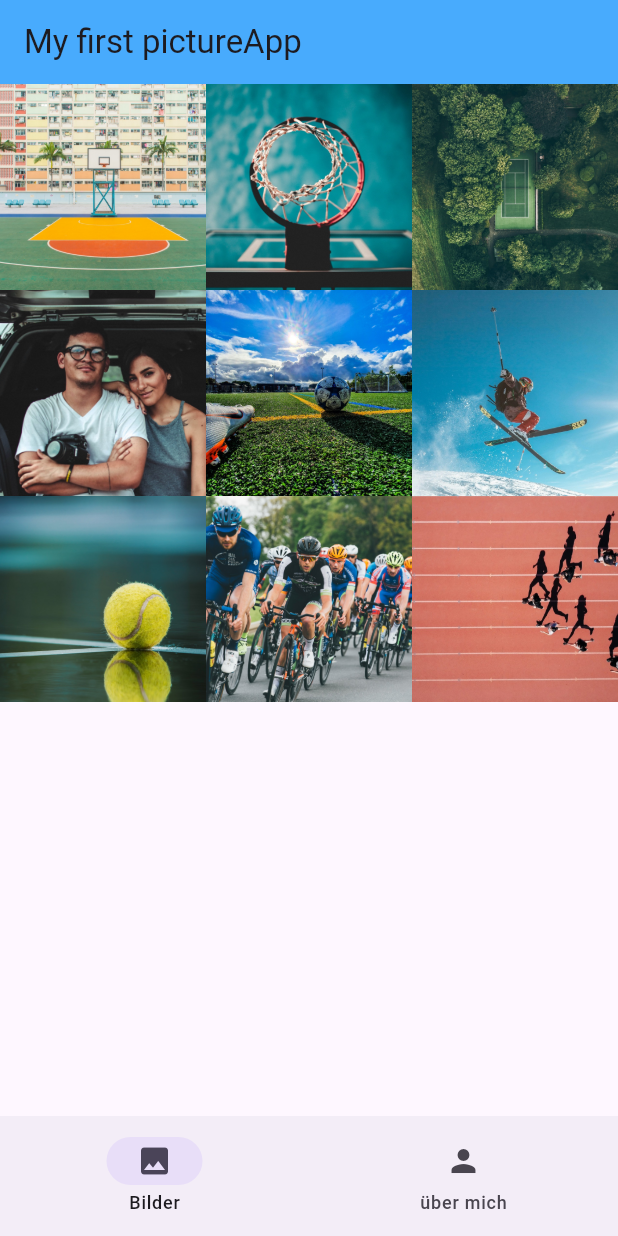
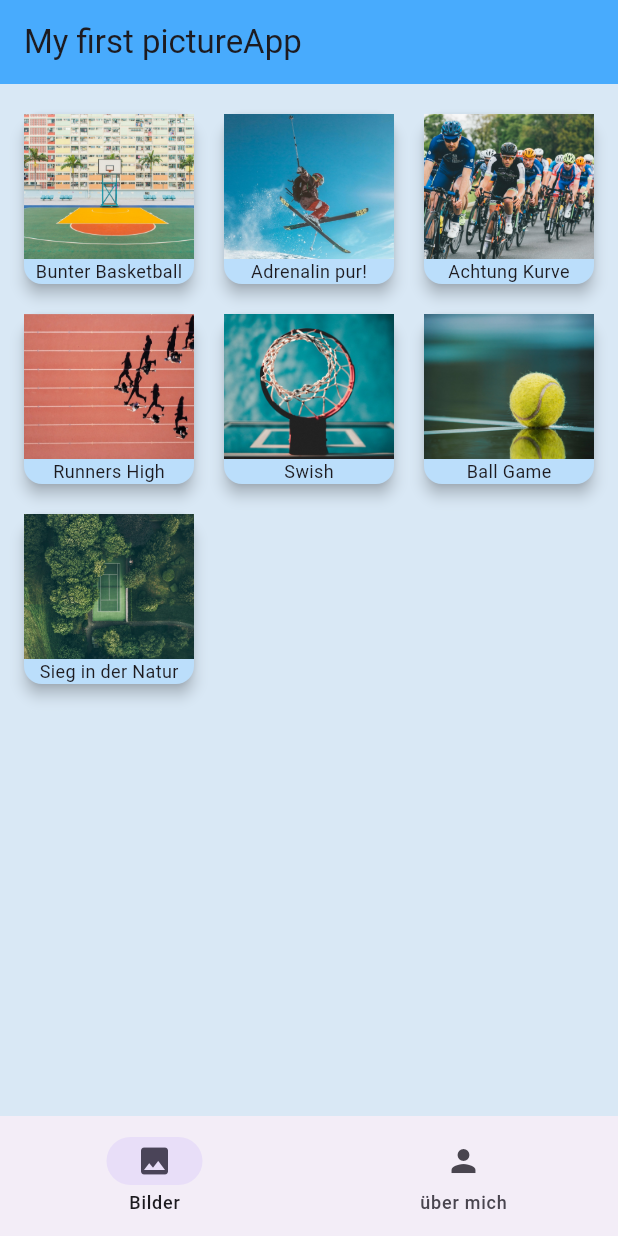
Before and after one commit to Makuz87/bilder_app_projekt, a Flutter app: the screen it shows after launch, on a phone screen of 412 x 824 dp. Run offline on Flutter 3.47's test engine with Material 3 defaults, Android fonts, the phone set to English and light mode, and no system bars.

Commit message:
added Card (Image/Title), Schrift?

```diff
--- /dev/null
+++ b/lib/gallery_data.dart
@@ -0,0 +1,65 @@
+List<GalleryItem> galleryData = [
+  GalleryItem(
+    imageTitle: 'Bunter Basketball',
+    imageDate: '03.06.2023',
+    imageDescription:
+        'Ein farbenfrohes Basketballfeld im Freien. Im Zentrum steht ein Basketballkorb, dessen weißes Netz im leichten Wind schaukelt. Die Farben des Spielfelds leuchten unter der warmen Abendsonne. Vor vielen Jahren, während eines Sommerabends, trafen sich hier Freunde zu einem unvergesslichen Spiel, bei dem die Sieger den Sonnenuntergang bejubelten.',
+    imagePath: 'assets/images/basketball_1.jpeg',
+  ),
+  GalleryItem(
+    imageTitle: 'Adrenalin pur!',
+    imageDate: '14.07.2020',
+    imageDescription:
+        'Ein Skifahrer in voller Montur fliegt mutig über einen schneebedeckten Hügel, während der klare, blaue Himmel im Hintergrund strahlt. Die Sonne scheint hell, beleuchtet die funkelnden Schneeflocken und wirft lange Schatten auf die Piste. An einem perfekten Wintertag vor einigen Jahren, als der Schnee frisch und die Bedingungen ideal waren, führte dieser Sprung zu einem unvergesslichen Moment voller Adrenalin und Freude.',
+    imagePath: 'assets/images/ski.jpeg',
+  ),
+  GalleryItem(
+    imageTitle: 'Achtung Kurve',
+    imageDate: '18.06.2022',
+    imageDescription:
+        'Eine große Gruppe Rennradfahrer legt sich synchron in eine scharfe Kurve, während sie mit beeindruckender Geschwindigkeit die Strecke entlangrasen. Die bunten Trikots der Fahrer leuchten im Sonnenschein, und ihre Konzentration ist greifbar. Vor einigen Jahren, während eines spannenden Wettkampfs an einem sonnigen Frühlingstag, markierte diese Kurve den Wendepunkt des Rennens und wurde zum Schauplatz eines packenden Duells um die Spitze.',
+    imagePath: 'assets/images/bike.jpeg',
+  ),
+  GalleryItem(
+    imageTitle: 'Runners High',
+    imageDate: '22.09.2023',
+    imageDescription:
+        'Unsere acht Läufer bewegen sich hier in einer beeindruckenden Dreiecks-Formation über die Bahnen des sonnigen Sportplatzes am Mauerpark. Alle Athleten sind synchronisiert, ihre Schritte im perfekten Einklang, während sie die rote Tartanbahn unter ihren Füßen spüren. An einem kühlen Herbstmorgen, während eines intensiven Trainings, wurde diese Formation gewählt, um Teamarbeit und Präzision zu perfektionieren, und es war ein Moment, der die Entschlossenheit und den Zusammenhalt der Gruppe widerspiegelte.',
+    imagePath: 'assets/images/running.jpeg',
+  ),
+  GalleryItem(
+    imageTitle: 'Swish',
+    imageDate: '11.08.2018',
+    imageDescription:
+        'Ein Foto, das von unten aufgenommen wurde, zeigt einen Basketballkorb mit einem strahlend blauen Himmel im Hintergrund. Die Sonne scheint hell, und das weiße Netz des Korbs hebt sich kontrastreich gegen das Blau ab. An einem klaren Sommernachmittag, vor vielen Jahren, wurde hier ein legendäres Spiel gespielt, bei dem der letzte Korb im goldenen Licht des Abends glänzte.',
+    imagePath: 'assets/images/basketball_2.jpeg',
+  ),
+  GalleryItem(
+    imageTitle: 'Ball Game',
+    imageDate: '29.11.2023',
+    imageDescription:
+        'Die Nahaufnahme zeigt einen gelb-grünen Tennisball, der auf dem glänzenden Boden der Sporthalle liegt. Die Textur des Balls ist deutlich sichtbar, während das gedämpfte Licht der Halle eine ruhige Atmosphäre schafft. An einem regnerischen Nachmittag fand hier ein spannendes Match statt, bei dem dieser Ball im entscheidenden Moment des Spiels eine wichtige Rolle spielte.',
+    imagePath: 'assets/images/tennis_1.jpeg',
+  ),
+  GalleryItem(
+    imageTitle: 'Sieg in der Natur',
+    imageDate: '02.05.2022',
+    imageDescription:
+        'Eine beeindruckende Drohnenaufnahme zeigt ein Tennisfeld, das idyllisch mitten im Grünen liegt. Das leuchtend grüne Spielfeld kontrastiert wunderschön mit den umgebenden Bäumen und Wiesen. An einem sonnigen Sommertag vor einigen Jahren wurde hier ein Turnier ausgetragen, bei dem Spieler und Zuschauer gleichermaßen die atemberaubende Naturkulisse genossen.',
+    imagePath: 'assets/images/tennis_2.jpeg',
+  ),
+];
+
+class GalleryItem {
+  final String imageTitle;
+  final String imageDate;
+  final String imageDescription;
+  final String imagePath;
+
+  GalleryItem({
+    required this.imageTitle,
+    required this.imageDate,
+    required this.imageDescription,
+    required this.imagePath,
+  });
+}
--- a/lib/main_screen.dart
+++ b/lib/main_screen.dart
@@ -20,6 +20,7 @@ class _MainScreenState extends State<MainScreen> {
   @override
   Widget build(BuildContext context) {
     return Scaffold(
+      backgroundColor: const Color.fromARGB(255, 217, 232, 245),
       appBar: AppBar(
         title: Text("My first pictureApp"),
         backgroundColor: const Color.fromARGB(255, 72, 171, 253),
--- a/lib/pages/image_page.dart
+++ b/lib/pages/image_page.dart
@@ -1,82 +1,50 @@
+import 'package:bilder_app_projekt/gallery_data.dart';
 import 'package:flutter/material.dart';
 
 class ImagePage extends StatelessWidget {
-  const ImagePage({
-    super.key,
-  });
+  const ImagePage({super.key});
 
   @override
   Widget build(BuildContext context) {
     return GridView.count(
       crossAxisCount: 3,
+      padding: EdgeInsets.fromLTRB(12, 16, 12, 12),
+      mainAxisSpacing: 12,
+      crossAxisSpacing: 12,
+      children: cardView(),
+    );
+  }
+
+  List<Widget> cardView() {
+    List<Widget> myWidget = [];
+
+    for (GalleryItem galleryItem in galleryData) {
+      myWidget.add(
+        Card(
+          color: Colors.blue[100],
+          elevation: 4,
+          child: Column(
             children: [
-        Image.asset(
-          "assets/images/basketball_1.jpeg",
+              Expanded(
+                child: Image.asset(
+                  galleryItem.imagePath,
                   height: 150,
                   width: 150,
                   fit: BoxFit.cover,
                 ),
-        Image.asset(
-          "assets/images/basketball_2.jpeg",
-          height: 150,
-          width: 150,
-          fit: BoxFit.cover,
               ),
-        Image.asset(
-          "assets/images/tennis_2.jpeg",
-          height: 150,
-          width: 150,
-          fit: BoxFit.cover,
+              Text(
+                galleryItem.imageTitle,
+                style: TextStyle(
+                  fontSize: 12,
                 ),
-        Image.asset(
-          "assets/images/kaya.jpeg",
-          height: 150,
-          width: 150,
-          fit: BoxFit.cover,
-        ),
-        Image.asset(
-          "assets/images/soccer.jpeg",
-          height: 150,
-          width: 150,
-          fit: BoxFit.cover,
-        ),
-        Image.asset(
-          "assets/images/ski.jpeg",
-          height: 150,
-          width: 150,
-          fit: BoxFit.cover,
-        ),
-        Image.asset(
-          "assets/images/tennis_1.jpeg",
-          height: 150,
-          width: 150,
-          fit: BoxFit.cover,
-        ),
-        Image.asset(
-          "assets/images/bike.jpeg",
-          height: 150,
-          width: 150,
-          fit: BoxFit.cover,
-        ),
-        Image.asset(
-          "assets/images/running.jpeg",
-          height: 150,
-          width: 150,
-          fit: BoxFit.cover,
               ),
             ],
+          ),
+        ),
       );
-
-    // Column(
-    //   children: [
-    //     Image.asset("assets/images/basketball_1.jpeg"),
-    //     Image.asset("assets/images/basketball_2.jpeg"),
-    //   ],
-    // );
-
-    // ListView(
-    //   children: [Image.asset("assets/images/basketball_1.jpeg")],
-    // );
+    }
+    return myWidget;
   }
 }
 // TODO Implement this library.
```
Lines whose indentation alone changed are shown as unchanged.
